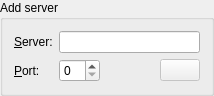
Before: the Qt Designer form src/addserverwidget.ui in velnias75/NetMauMau-Qt-Client, drawn with Qt 5.
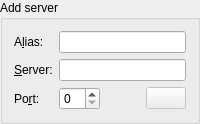
After: the same form once the commit is applied. Icons and pictures are not drawn. Custom widgets are drawn as their Qt base class.

Commit message: * alias name can be set at server add * add server to server dialog in launch dialog

The edit to the form file:
```diff
--- a/src/addserverwidget.ui
+++ b/src/addserverwidget.ui
@@ -2,14 +2,6 @@
 <ui version="4.0">
  <class>AddServerWidget</class>
  <widget class="QGroupBox" name="AddServerWidget">
-  <property name="geometry">
-   <rect>
-    <x>0</x>
-    <y>0</y>
-    <width>214</width>
-    <height>91</height>
-   </rect>
-  </property>
   <property name="sizePolicy">
    <sizepolicy hsizetype="MinimumExpanding" vsizetype="Preferred">
     <horstretch>0</horstretch>
@@ -20,8 +12,8 @@
    <string>Add server</string>
   </property>
   <layout class="QFormLayout" name="formLayout_2">
-   <item row="0" column="0">
-    <widget class="QLabel" name="label">
+   <item row="1" column="0">
+    <widget class="QLabel" name="hostEditLabel">
      <property name="text">
       <string>&amp;Server:</string>
      </property>
@@ -30,7 +22,7 @@
      </property>
     </widget>
    </item>
-   <item row="0" column="1">
+   <item row="1" column="1">
     <widget class="QLineEdit" name="hostEdit">
      <property name="focusPolicy">
       <enum>Qt::StrongFocus</enum>
@@ -43,7 +35,7 @@
      </property>
     </widget>
    </item>
-   <item row="1" column="1">
+   <item row="2" column="1">
     <layout class="QHBoxLayout" name="horizontalLayout_3">
      <item>
       <widget class="PortSpin" name="portSpin">
@@ -91,16 +83,33 @@
      </item>
     </layout>
    </item>
-   <item row="1" column="0">
-    <widget class="QLabel" name="label_2">
+   <item row="2" column="0">
+    <widget class="QLabel" name="portLabel">
      <property name="text">
-      <string>&amp;Port:</string>
+      <string>Po&amp;rt:</string>
      </property>
      <property name="buddy">
       <cstring>portSpin</cstring>
      </property>
     </widget>
    </item>
+   <item row="0" column="0">
+    <widget class="QLabel" name="label">
+     <property name="text">
+      <string>A&amp;lias:</string>
+     </property>
+     <property name="buddy">
+      <cstring>aliasEdit</cstring>
+     </property>
+    </widget>
+   </item>
+   <item row="0" column="1">
+    <widget class="QLineEdit" name="aliasEdit">
+     <property name="toolTip">
+      <string>An optional alias name for the server</string>
+     </property>
+    </widget>
+   </item>
   </layout>
  </widget>
  <customwidgets>
```
Left out of the diff: 6 changed lines with no effect on the pictures. The commit also changes 12 other files.
